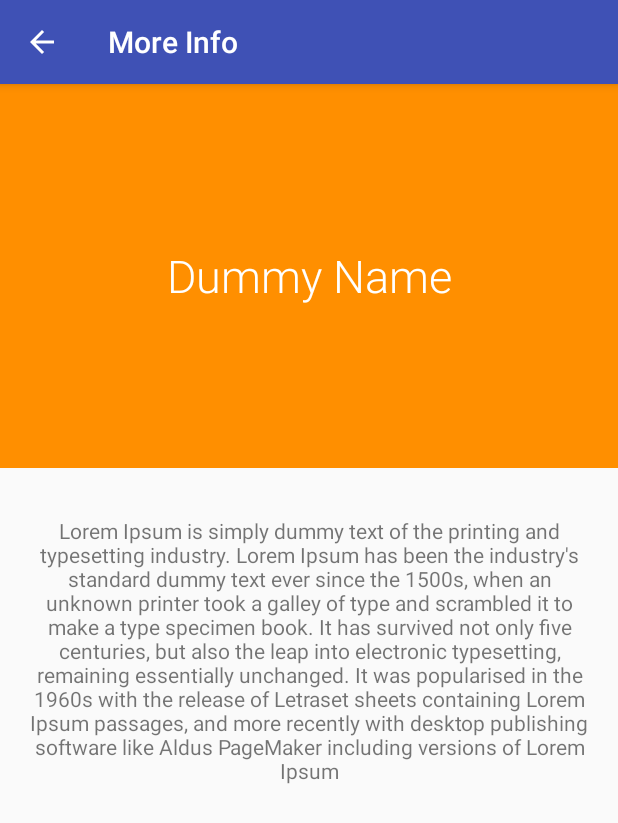
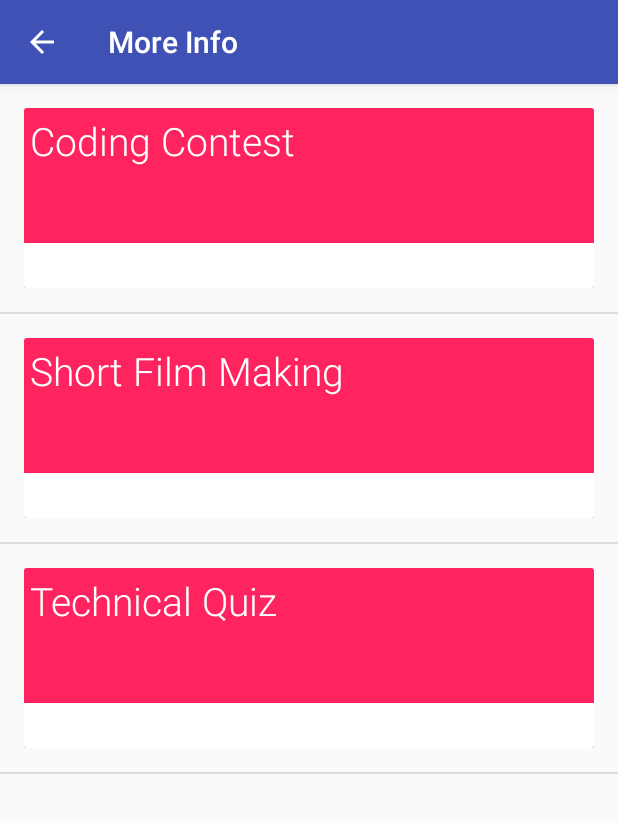
Before and after one commit to Sarathisme/Cursors2k17, an Android app: the Display screen opened directly, with no data from a screen before it, on a phone screen of 412 x 824 dp. Shown: the top 823 px of the screen. Run offline under Robolectric (Android 15) with nearby library versions, the light colour scheme and no system bars.

Commit message:
Adapter added for more in Spot Events

```diff
--- /dev/null
+++ b/app/src/main/java/com/example/sarath/cursors2k17/Data.java
@@ -0,0 +1,18 @@
+package com.example.sarath.cursors2k17;
+
+/**
+ * Created by sarath on 17/1/17.
+ */
+
+public class Data {
+
+    private String mTitle;
+    public Data(String title){
+        mTitle=title;
+    }
+
+    public String getmTitle(){
+        return mTitle;
+    }
+
+}
--- a/app/src/main/java/com/example/sarath/cursors2k17/Display.java
+++ b/app/src/main/java/com/example/sarath/cursors2k17/Display.java
@@ -2,12 +2,23 @@ package com.example.sarath.cursors2k17;
 
 import android.support.v7.app.AppCompatActivity;
 import android.os.Bundle;
+import android.widget.ListView;
+
+import java.util.ArrayList;
 
 public class Display extends AppCompatActivity {
 
     @Override
     protected void onCreate(Bundle savedInstanceState) {
         super.onCreate(savedInstanceState);
-        setContentView(R.layout.activity_display);
+        setContentView(R.layout.list_view);
+
+        ArrayList<Data> list =new ArrayList<Data>();
+        list.add(new Data("Coding Contest"));
+        list.add(new Data("Short Film Making"));
+        list.add(new Data("Technical Quiz"));
+        DisplayAdapter adapter = new DisplayAdapter(this,list);
+        ListView listView = (ListView)findViewById(R.id.list);
+        listView.setAdapter(adapter);
     }
 }
--- /dev/null
+++ b/app/src/main/java/com/example/sarath/cursors2k17/DisplayAdapter.java
@@ -0,0 +1,38 @@
+package com.example.sarath.cursors2k17;
+
+import android.app.Activity;
+import android.support.annotation.NonNull;
+import android.view.LayoutInflater;
+import android.view.View;
+import android.view.ViewGroup;
+import android.widget.ArrayAdapter;
+import android.widget.TextView;
+
+import java.util.ArrayList;
+
+/**
+ * Created by sarath on 17/1/17.
+ */
+
+public class DisplayAdapter extends ArrayAdapter<Data> {
+
+    public DisplayAdapter(Activity context,ArrayList<Data> items){
+        super(context,0,items);
+    }
+
+    @NonNull
+    @Override
+    public View getView(int position, View convertView, ViewGroup parent) {
+        View listView = convertView;
+        if(listView==null){
+            listView= LayoutInflater.from(getContext()).inflate(R.layout.display_list,parent,false);
+        }
+
+        Data data = getItem(position);
+
+        TextView title = (TextView)listView.findViewById(R.id.title);
+        title.setText(data.getmTitle());
+
+        return listView;
+    }
+}
--- a/app/src/main/java/com/example/sarath/cursors2k17/ScrollingActivity.java
+++ b/app/src/main/java/com/example/sarath/cursors2k17/ScrollingActivity.java
@@ -11,6 +11,8 @@ import android.support.v7.widget.Toolbar;
 import android.view.View;
 import android.view.Menu;
 import android.view.MenuItem;
+
+import java.util.ArrayList;
 
 public class ScrollingActivity extends AppCompatActivity {
 
@@ -36,6 +38,14 @@ public class ScrollingActivity extends AppCompatActivity {
             {
                 Intent i=new Intent(ScrollingActivity.this,WebViewActivity.class);
                 startActivity(i);
+            }
+        });
+
+        View view = (View)findViewById(R.id.competition);
+        view.setOnClickListener(new View.OnClickListener(){
+            @Override
+            public void onClick(View v){
+                startActivity(new Intent(ScrollingActivity.this,Display.class));
             }
         });
     }
--- a/app/src/main/res/layout/activity_display.xml
+++ /dev/null
@@ -1,48 +0,0 @@
-<?xml version="1.0" encoding="utf-8"?>
-<LinearLayout xmlns:android="http://schemas.android.com/apk/res/android"
-    xmlns:tools="http://schemas.android.com/tools"
-    android:id="@+id/activity_display"
-    android:layout_width="match_parent"
-    android:layout_height="match_parent"
-    android:orientation="vertical"
-    tools:context="com.example.sarath.cursors2k17.Display">
-
-        <RelativeLayout
-            android:layout_width="match_parent"
-            android:layout_height="0dp"
-            android:background="#FF8F00"
-            android:layout_weight="1">
-
-            <TextView
-                android:layout_width="match_parent"
-                android:layout_height="wrap_content"
-                android:text="Dummy Name"
-                android:fontFamily="sans-serif-light"
-                android:layout_centerVertical="true"
-                android:textAlignment="center"
-                android:textSize="30sp"
-                android:textColor="#fff"/>
-
-        </RelativeLayout>
-
-        <RelativeLayout
-            android:layout_width="match_parent"
-            android:layout_height="0dp"
-            android:paddingBottom="@dimen/activity_vertical_margin"
-            android:paddingLeft="16dp"
-            android:paddingRight="16dp"
-            android:paddingTop="@dimen/activity_vertical_margin"
-            android:layout_weight="2">
-
-            <TextView
-                android:layout_width="match_parent"
-                android:layout_height="wrap_content"
-                android:paddingTop="16dp"
-                android:textAlignment="center"
-                android:text="Lorem Ipsum is simply dummy text of the printing and typesetting industry. Lorem Ipsum has been the industry's standard dummy text ever since the 1500s, when an unknown printer took a galley of type and scrambled it to make a type specimen book. It has survived not only five centuries, but also the leap into electronic typesetting, remaining essentially unchanged. It was popularised in the 1960s with the release of Letraset sheets containing Lorem Ipsum passages, and more recently with desktop publishing software like Aldus PageMaker including versions of Lorem Ipsum"/>
-
-
-        </RelativeLayout>
-
-
-</LinearLayout>
--- a/app/src/main/res/layout/content_scrolling.xml
+++ b/app/src/main/res/layout/content_scrolling.xml
@@ -305,6 +305,7 @@
 
                 <android.support.v7.widget.CardView
                     android:layout_width="40dp"
+                    android:id="@+id/competition"
                     android:layout_marginLeft="10dp"
                     android:layout_height="180dp">
 
--- /dev/null
+++ b/app/src/main/res/layout/display_list.xml
@@ -0,0 +1,40 @@
+<?xml version="1.0" encoding="utf-8"?>
+<LinearLayout xmlns:android="http://schemas.android.com/apk/res/android"
+    android:orientation="vertical"
+    android:paddingLeft="16dp"
+    android:paddingRight="16dp"
+    android:paddingTop="16dp"
+    android:paddingBottom="16dp"
+    android:layout_width="match_parent"
+    android:layout_height="match_parent">
+
+    <android.support.v7.widget.CardView
+        android:layout_height="120dp"
+        android:layout_width="match_parent">
+
+        <LinearLayout
+            android:layout_width="match_parent"
+            android:layout_height="match_parent"
+            android:orientation="vertical">
+        <TextView
+            android:layout_width="match_parent"
+            android:layout_height="0dp"
+            android:id="@+id/title"
+            android:layout_weight="3"
+            android:text="Hackathon"
+            android:fontFamily="sans-serif-light"
+            android:textColor="#fff"
+            android:background="#ff2460"
+            android:paddingTop="4dp"
+            android:paddingLeft="4dp"
+            android:textSize="26dp"/>
+
+        <FrameLayout
+            android:layout_width="match_parent"
+            android:layout_height="0dp"
+            android:layout_weight="1">
+
+        </FrameLayout>
+        </LinearLayout>
+    </android.support.v7.widget.CardView>
+</LinearLayout>
--- /dev/null
+++ b/app/src/main/res/layout/list_view.xml
@@ -0,0 +1,10 @@
+<ListView
+    xmlns:android="http://schemas.android.com/apk/res/android"
+    android:id="@+id/list"
+    android:layout_width="match_parent"
+    android:layout_height="match_parent"
+    android:orientation="vertical"
+    android:drawSelectorOnTop="false">
+
+
+</ListView>
```
